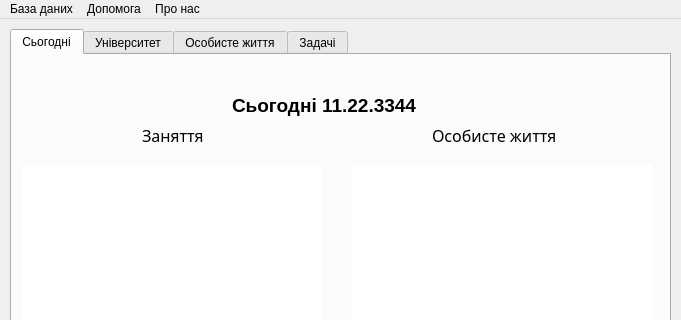
The window that mainwindow.ui (zEEmperon/Course-Project-KNT-129) describes before a commit, drawn with Qt 5; both pictures show x 0 to 681 and y 0 to 320 of the 681 by 698 pixel window.
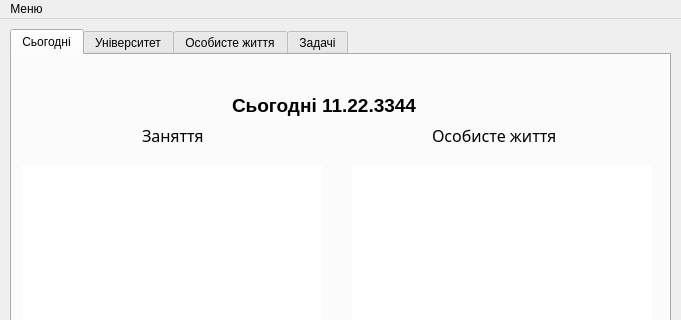
The same window after the commit. Icons and pictures are not drawn.

Commit message: Scrollbars and menu

Patch:
```diff
--- a/mainwindow.ui
+++ b/mainwindow.ui
@@ -1601,28 +1601,16 @@
      <x>0</x>
      <y>0</y>
      <width>681</width>
-     <height>22</height>
+     <height>21</height>
     </rect>
    </property>
    <widget class="QMenu" name="menu">
     <property name="title">
-     <string>Допомога</string>
-    </property>
-   </widget>
-   <widget class="QMenu" name="menu_3">
-    <property name="title">
-     <string>Про нас</string>
-    </property>
-   </widget>
-   <widget class="QMenu" name="menu_2">
-    <property name="title">
-     <string>База даних</string>
+     <string>Меню</string>
     </property>
     <addaction name="actionExport"/>
    </widget>
-   <addaction name="menu_2"/>
    <addaction name="menu"/>
-   <addaction name="menu_3"/>
   </widget>
   <widget class="QStatusBar" name="statusbar"/>
   <action name="actionExport">
```
Left out of the diff: 41 changed lines with no effect on the pictures. The commit also changes 10 other files.
